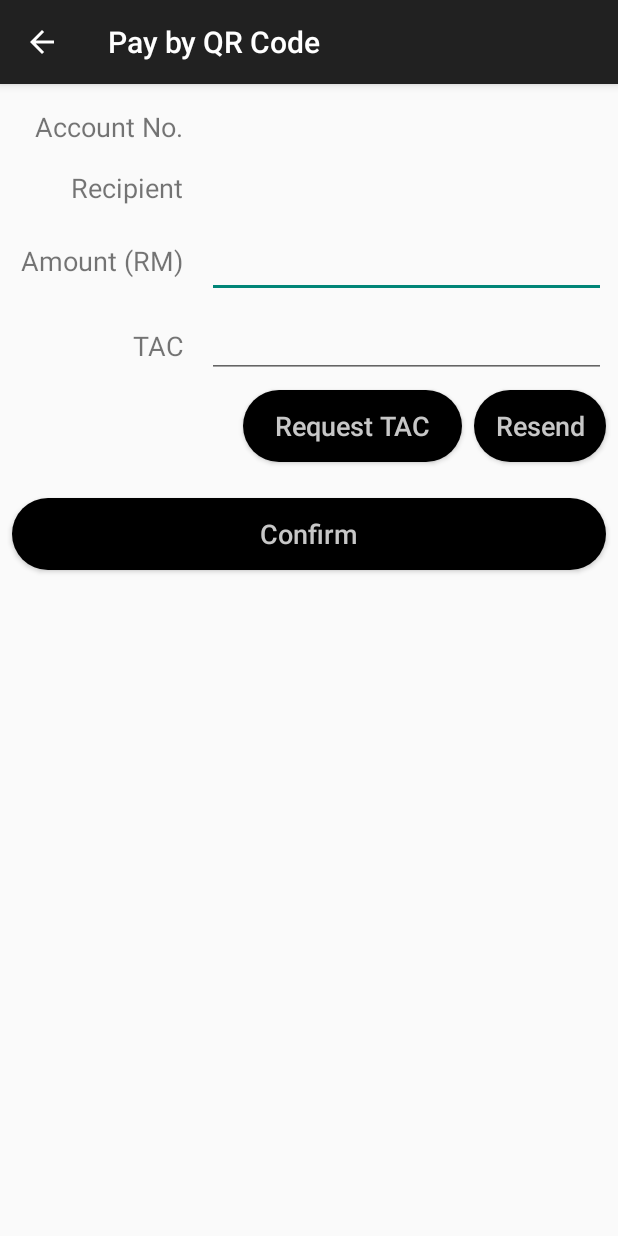
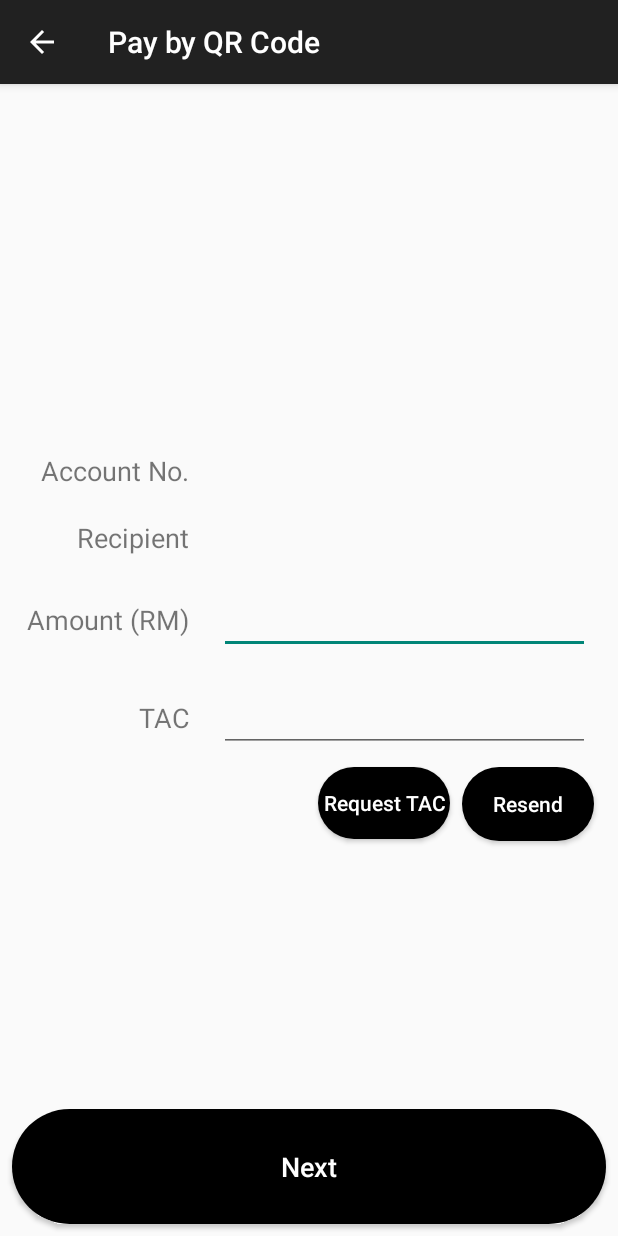
Before and after one commit to tanchekwei/banking-app, an Android app: the PayByQR2Activity screen opened directly, with no data from a screen before it, on a phone screen of 412 x 824 dp. Run offline under Robolectric (Android 15) with nearby library versions, the phone set to English and light mode, and no system bars; Roboto replaces fonts that are not available here.

Commit message:
Update layout

```diff
--- a/app/src/main/java/my/edu/tarc/bankingapp/PayByAccountNumber2Activity.java
+++ b/app/src/main/java/my/edu/tarc/bankingapp/PayByAccountNumber2Activity.java
@@ -62,6 +62,9 @@ public class PayByAccountNumber2Activity extends AppCompatActivity {
     }
 
     public void next(final View view) {
+        InputMethodManager imm = (InputMethodManager) getSystemService(Context.INPUT_METHOD_SERVICE);
+        imm.hideSoftInputFromWindow(view.getWindowToken(), 0);
+
         Intent intent = new Intent(view.getContext(), PayByAccountNumber3Activity.class);
 //        intent.setFlags(Intent.FLAG_ACTIVITY_CLEAR_TOP);
         startActivity(intent);
--- a/app/src/main/res/layout/activity_pay_by_qr2.xml
+++ b/app/src/main/res/layout/activity_pay_by_qr2.xml
@@ -6,170 +6,157 @@
     android:layout_width="match_parent"
     android:layout_height="match_parent"
     tools:context=".PayByQR2Activity">
-    <TextView
-        android:id="@+id/labelRecipient"
+
+
+    <Button
+        android:id="@+id/btn_next2"
         android:layout_width="0dp"
-        android:layout_height="wrap_content"
+        android:layout_height="0dp"
         android:layout_marginStart="8dp"
-        android:layout_marginTop="16dp"
         android:layout_marginEnd="8dp"
-        android:text="@string/recipient"
-        android:textAlignment="textEnd"
+        android:layout_marginBottom="8dp"
+        android:background="@drawable/button_shape"
+        android:onClick="next"
+        android:text="@string/next"
+        android:textAllCaps="false"
+        android:textColor="@color/secondaryTextColor"
         android:textSize="18sp"
-        app:layout_constraintEnd_toStartOf="@+id/guideline"
-        app:layout_constraintStart_toStartOf="parent"
-        app:layout_constraintTop_toBottomOf="@+id/labelAccNo" />
+        app:layout_constraintBottom_toBottomOf="parent"
+        app:layout_constraintEnd_toEndOf="parent"
+        app:layout_constraintHeight_percent="0.1"
+        app:layout_constraintStart_toStartOf="parent" />
 
-    <TextView
-        android:id="@+id/tvAccNo"
-        android:layout_width="0dp"
-        android:layout_height="wrap_content"
-        android:layout_marginStart="8dp"
-        android:layout_marginTop="16dp"
-        android:layout_marginEnd="8dp"
-        android:textColor="@android:color/black"
-        android:textSize="18sp"
-        app:layout_constraintEnd_toEndOf="parent"
-        app:layout_constraintStart_toStartOf="@+id/guideline"
-        app:layout_constraintTop_toTopOf="parent" />
-
-    <TextView
-        android:id="@+id/labelAccNo"
-        android:layout_width="0dp"
-        android:layout_height="wrap_content"
-        android:layout_marginStart="8dp"
-        android:layout_marginTop="16dp"
-        android:layout_marginEnd="8dp"
-        android:text="@string/account_no"
-        android:textAlignment="textEnd"
-        android:textSize="18sp"
-        app:layout_constraintEnd_toStartOf="@+id/guideline"
-        app:layout_constraintStart_toStartOf="parent"
-        app:layout_constraintTop_toTopOf="parent" />
-
-    <TextView
-        android:id="@+id/labelAmt"
-        android:layout_width="0dp"
-        android:layout_height="wrap_content"
-        android:layout_marginStart="8dp"
-        android:layout_marginTop="24dp"
-        android:layout_marginEnd="8dp"
-        android:text="@string/amount_rm"
-        android:textAlignment="textEnd"
-        android:textSize="18sp"
-        app:layout_constraintEnd_toStartOf="@+id/guideline"
-        app:layout_constraintStart_toStartOf="parent"
-        app:layout_constraintTop_toBottomOf="@+id/labelRecipient" />
-
-    <EditText
-        android:id="@+id/tvAmt"
-        android:layout_width="0dp"
-        android:layout_height="wrap_content"
-        android:layout_marginStart="8dp"
-        android:layout_marginTop="16dp"
-        android:layout_marginEnd="8dp"
-        android:ems="10"
-        android:inputType="numberDecimal"
-        android:textAlignment="center"
-        android:textColor="@android:color/black"
-        app:layout_constraintEnd_toEndOf="parent"
-        app:layout_constraintStart_toStartOf="@+id/guideline"
-        app:layout_constraintTop_toBottomOf="@+id/tvRecipient" />
-
-    <TextView
-        android:id="@+id/labelTAC"
-        android:layout_width="0dp"
-        android:layout_height="wrap_content"
-        android:layout_marginStart="8dp"
-        android:layout_marginTop="32dp"
-        android:layout_marginEnd="8dp"
-        android:text="@string/tac"
-        android:textAlignment="textEnd"
-        android:textSize="18sp"
-        app:layout_constraintEnd_toStartOf="@+id/guideline"
-        app:layout_constraintStart_toStartOf="parent"
-        app:layout_constraintTop_toBottomOf="@+id/labelAmt" />
-
-    <EditText
-        android:id="@+id/tvTAC"
+    <TableLayout
+        android:id="@+id/tableLayout3"
         android:layout_width="0dp"
         android:layout_height="wrap_content"
         android:layout_marginStart="8dp"
         android:layout_marginTop="8dp"
         android:layout_marginEnd="8dp"
-        android:ems="6"
-        android:inputType="number"
-        android:maxEms="6"
-        android:minEms="6"
-        android:textAlignment="center"
-        android:textColor="@android:color/background_dark"
-        android:textSize="18sp"
+        android:paddingBottom="0dp"
+        app:layout_constraintBottom_toTopOf="@+id/btn_next2"
         app:layout_constraintEnd_toEndOf="parent"
-        app:layout_constraintStart_toStartOf="@+id/guideline"
-        app:layout_constraintTop_toBottomOf="@+id/tvAmt" />
+        app:layout_constraintStart_toStartOf="parent"
+        app:layout_constraintTop_toTopOf="parent">
 
-    <Button
-        android:id="@+id/btnResendTAC"
-        android:layout_width="0dp"
-        android:layout_height="wrap_content"
-        android:layout_marginTop="8dp"
-        android:layout_marginEnd="8dp"
-        android:background="@drawable/button_shape"
-        android:text="@string/resend"
-        android:textAllCaps="false"
-        android:textColor="@color/primaryDarkColor"
-        android:textSize="18sp"
-        app:layout_constraintEnd_toEndOf="parent"
-        app:layout_constraintTop_toBottomOf="@+id/tvTAC" />
+
+        <TableRow
+            android:layout_width="match_parent"
+            android:layout_height="match_parent"
+            android:padding="10sp">
+
+
+            <TextView
+                android:id="@+id/textView_confirm_password"
+                android:layout_width="120dp"
+                android:layout_height="wrap_content"
+                android:gravity="end"
+                android:paddingStart="0dp"
+                android:paddingEnd="20dp"
+                android:text="@string/account_no"
+                android:textSize="18sp" />
+
+            <TextView
+                android:id="@+id/tvAccNo"
+                android:layout_width="wrap_content"
+                android:layout_height="wrap_content"
+                android:gravity="start"
+                android:textColor="@color/primaryTextColor"
+                android:textSize="18sp" />
+        </TableRow>
+
+        <TableRow
+            android:layout_width="match_parent"
+            android:layout_height="match_parent"
+            android:padding="10sp">
+
+            <TextView
+                android:id="@+id/textView_name"
+                android:layout_width="120dp"
+                android:layout_height="wrap_content"
+                android:gravity="end"
+                android:paddingStart="0dp"
+                android:paddingEnd="20dp"
+                android:text="@string/recipient"
+                android:textSize="18sp" />
+
+            <TextView
+                android:id="@+id/tvRecipient"
+                android:layout_width="154dp"
+                android:layout_height="wrap_content"
+                android:gravity="start"
+                android:textColor="@color/primaryTextColor"
+                android:textSize="18sp" />
+        </TableRow>
+
+        <TableRow
+            android:layout_width="match_parent"
+            android:layout_height="match_parent"
+            android:padding="10sp">
+
+            <TextView
+                android:id="@+id/textView_acc_name"
+                android:layout_width="wrap_content"
+                android:layout_height="wrap_content"
+                android:gravity="end"
+                android:paddingStart="0dp"
+                android:paddingEnd="20dp"
+                android:text="@string/amount_rm"
+                android:textSize="18sp" />
+
+            <EditText
+                android:id="@+id/tvAmt"
+                android:layout_width="247dp"
+                android:layout_height="wrap_content"
+                android:inputType="numberDecimal" />
+        </TableRow>
+
+        <TableRow
+            android:layout_width="match_parent"
+            android:layout_height="match_parent"
+            android:padding="10sp">
+
+            <TextView
+                android:id="@+id/labelTAC"
+                android:layout_width="120dp"
+                android:layout_height="wrap_content"
+                android:gravity="end"
+                android:paddingStart="0dp"
+                android:paddingEnd="20dp"
+                android:text="@string/tac"
+                android:textSize="18sp" />
+
+            <EditText
+                android:id="@+id/tvTAC"
+                android:layout_width="245dp"
+                android:layout_height="wrap_content"
+                android:inputType="numberDecimal" />
+        </TableRow>
+
+    </TableLayout>
 
     <Button
         android:id="@+id/btnRequestTAC"
-        android:layout_width="0dp"
+        android:layout_width="wrap_content"
         android:layout_height="wrap_content"
-        android:layout_marginStart="32dp"
-        android:layout_marginTop="8dp"
         android:layout_marginEnd="8dp"
         android:background="@drawable/button_shape"
-        android:text="@string/request_tac"
+        android:onClick="sendTAC"
+        android:text="Request TAC"
         android:textAllCaps="false"
-        android:textColor="@color/primaryDarkColor"
-        android:textSize="18sp"
-        app:layout_constraintEnd_toStartOf="@+id/btnResendTAC"
-        app:layout_constraintStart_toStartOf="@+id/guideline"
-        app:layout_constraintTop_toBottomOf="@+id/tvTAC" />
+        android:textColor="@color/secondaryTextColor"
+        app:layout_constraintEnd_toStartOf="@+id/btnRequestTAC2"
+        app:layout_constraintTop_toBottomOf="@+id/tableLayout3" />
 
     <Button
-        android:id="@+id/btnConfirmPay"
-        android:layout_width="0dp"
-        android:layout_height="wrap_content"
-        android:layout_marginStart="8dp"
-        android:layout_marginTop="24dp"
-        android:layout_marginEnd="8dp"
+        android:id="@+id/btnRequestTAC2"
+        android:layout_width="wrap_content"
+        android:layout_height="49dp"
+        android:layout_marginEnd="16dp"
         android:background="@drawable/button_shape"
-        android:text="@string/confirm"
+        android:text="Resend"
         android:textAllCaps="false"
-        android:textColor="@color/primaryDarkColor"
-        android:textSize="18sp"
+        android:textColor="@color/secondaryTextColor"
         app:layout_constraintEnd_toEndOf="parent"
-        app:layout_constraintStart_toStartOf="parent"
-        app:layout_constraintTop_toBottomOf="@+id/btnRequestTAC" />
-
-    <TextView
-        android:id="@+id/tvRecipient"
-        android:layout_width="0dp"
-        android:layout_height="wrap_content"
-        android:layout_marginStart="8dp"
-        android:layout_marginTop="16dp"
-        android:layout_marginEnd="8dp"
-        android:textSize="18sp"
-        app:layout_constraintEnd_toEndOf="parent"
-        app:layout_constraintStart_toStartOf="@+id/guideline"
-        app:layout_constraintTop_toBottomOf="@+id/tvAccNo" />
-
-    <android.support.constraint.Guideline
-        android:id="@+id/guideline"
-        android:layout_width="wrap_content"
-        android:layout_height="wrap_content"
-        android:orientation="vertical"
-        app:layout_constraintGuide_begin="130dp" />
+        app:layout_constraintTop_toBottomOf="@+id/tableLayout3" />
 </android.support.constraint.ConstraintLayout>
```
Also changed, not shown: app/src/main/AndroidManifest.xml (+6 -4 lines), app/src/main/java/my/edu/tarc/bankingapp/PayByQR2Activity.java (+50 -30 lines), app/src/main/java/my/edu/tarc/bankingapp/PayByQR3Activity.java (added, +25 -0 lines), app/src/main/java/my/edu/tarc/bankingapp/RegisterActivity1.java (+13 -3 lines), app/src/main/res/layout/activity_make_payment_selection.xml (+5 -6 lines), app/src/main/res/layout/activity_pay_by_qr3.xml (added, +104 -0 lines), app/src/main/res/values/strings.xml (+8 -1 lines).
